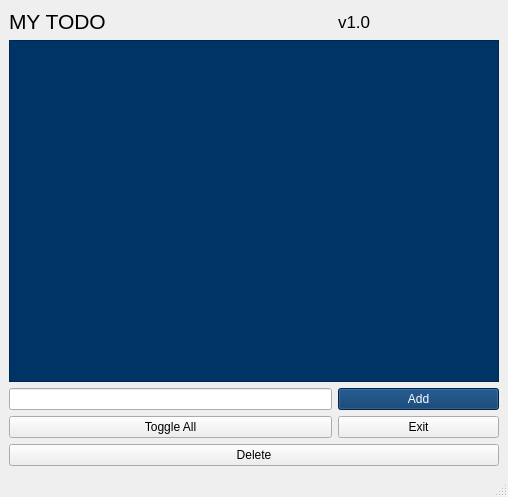
Qt form Projects/todo.ui (kkh4606/pyside6_practise) before a commit.
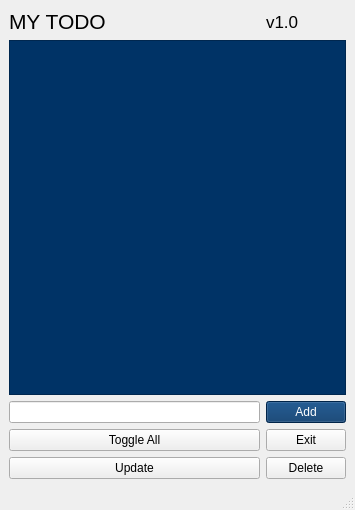
The same form after that commit.

Commit message: make new todo app

```diff
--- a/Projects/todo.ui
+++ b/Projects/todo.ui
@@ -6,8 +6,8 @@
    <rect>
     <x>0</x>
     <y>0</y>
-    <width>508</width>
-    <height>497</height>
+    <width>355</width>
+    <height>510</height>
    </rect>
   </property>
   <property name="windowTitle">
@@ -15,7 +15,7 @@
   </property>
   <widget class="QWidget" name="centralwidget">
    <layout class="QGridLayout" name="gridLayout">
-    <item row="0" column="0" colspan="2">
+    <item row="0" column="0">
      <widget class="QLabel" name="label">
       <property name="font">
        <font>
@@ -27,7 +27,7 @@
       </property>
      </widget>
     </item>
-    <item row="0" column="2">
+    <item row="0" column="1">
      <widget class="QLabel" name="version">
       <property name="font">
        <font>
@@ -40,24 +40,10 @@
       </property>
      </widget>
     </item>
-    <item row="1" column="0" colspan="3">
-     <widget class="QListWidget" name="todo_list_widget">
-      <property name="font">
-       <font>
-        <family>Consolas</family>
-        <pointsize>14</pointsize>
-       </font>
-      </property>
-      <property name="styleSheet">
-       <string notr="true">background-color: #003366;
-color: white</string>
-      </property>
-     </widget>
-    </item>
-    <item row="2" column="0" colspan="2">
+    <item row="2" column="0">
      <widget class="QLineEdit" name="input_box"/>
     </item>
-    <item row="2" column="2">
+    <item row="2" column="1">
      <widget class="QPushButton" name="add_btn">
       <property name="styleSheet">
        <string notr="true">background-color: rgb(0, 51, 102);
@@ -68,21 +54,28 @@
       </property>
      </widget>
     </item>
-    <item row="3" column="2">
-     <widget class="QPushButton" name="exit_btn">
-      <property name="text">
-       <string>Exit</string>
-      </property>
-     </widget>
-    </item>
-    <item row="3" column="0" colspan="2">
+    <item row="3" column="0">
      <widget class="QPushButton" name="toggle_btn">
       <property name="text">
        <string>Toggle All</string>
       </property>
      </widget>
     </item>
-    <item row="4" column="0" colspan="3">
+    <item row="3" column="1">
+     <widget class="QPushButton" name="exit_btn">
+      <property name="text">
+       <string>Exit</string>
+      </property>
+     </widget>
+    </item>
+    <item row="4" column="0">
+     <widget class="QPushButton" name="pushButton">
+      <property name="text">
+       <string>Update</string>
+      </property>
+     </widget>
+    </item>
+    <item row="4" column="1">
      <widget class="QPushButton" name="delete_btn">
       <property name="styleSheet">
        <string notr="true"/>
@@ -92,6 +85,20 @@
       </property>
      </widget>
     </item>
+    <item row="1" column="0" colspan="2">
+     <widget class="QListWidget" name="todo_list_widget">
+      <property name="font">
+       <font>
+        <family>Consolas</family>
+        <pointsize>14</pointsize>
+       </font>
+      </property>
+      <property name="styleSheet">
+       <string notr="true">background-color: #003366;
+color: white</string>
+      </property>
+     </widget>
+    </item>
    </layout>
   </widget>
   <widget class="QStatusBar" name="statusbar"/>
```
The commit also changes 31 other files.
